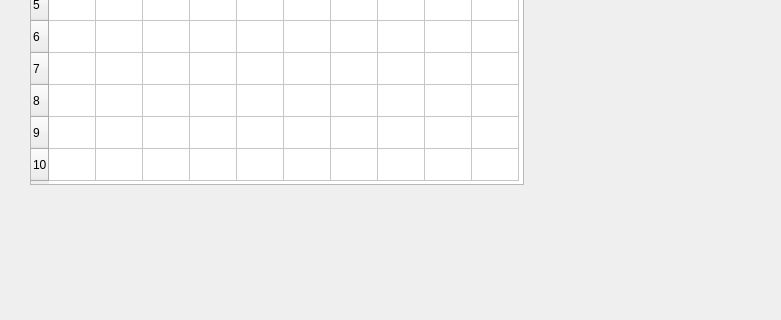
Above: Final Project (Retry)/Battleship/battleship.ui from mattryanharris/CIS-17B before the change; both pictures show x 0 to 781 and y 218 to 538 of the 1162 by 538 pixel window. Below: the same form after it.
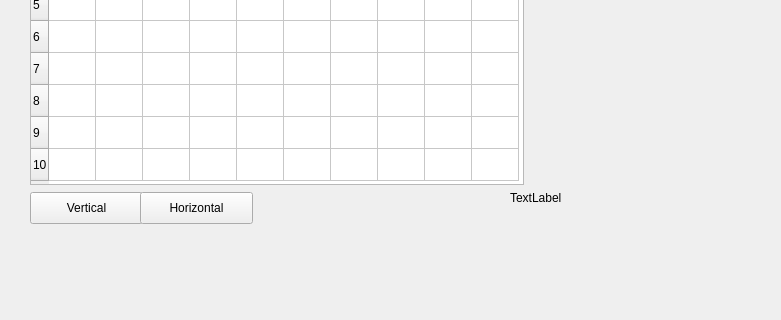
That is the form after the change.

What changed in the file:
```diff
--- a/Final Project (Retry)/Battleship/battleship.ui
+++ b/Final Project (Retry)/Battleship/battleship.ui
@@ -210,6 +210,45 @@
     <string>Your Grid</string>
    </property>
   </widget>
+  <widget class="QLabel" name="label">
+   <property name="geometry">
+    <rect>
+     <x>510</x>
+     <y>400</y>
+     <width>141</width>
+     <height>31</height>
+    </rect>
+   </property>
+   <property name="text">
+    <string>TextLabel</string>
+   </property>
+  </widget>
+  <widget class="QPushButton" name="verticalSwitch">
+   <property name="geometry">
+    <rect>
+     <x>30</x>
+     <y>410</y>
+     <width>113</width>
+     <height>32</height>
+    </rect>
+   </property>
+   <property name="text">
+    <string>Vertical</string>
+   </property>
+  </widget>
+  <widget class="QPushButton" name="horizontalSwitch">
+   <property name="geometry">
+    <rect>
+     <x>140</x>
+     <y>410</y>
+     <width>113</width>
+     <height>32</height>
+    </rect>
+   </property>
+   <property name="text">
+    <string>Horizontal</string>
+   </property>
+  </widget>
  </widget>
  <layoutdefault spacing="6" margin="11"/>
  <resources/>
```
Left out of the diff: 53 changed lines with no effect on the pictures.
